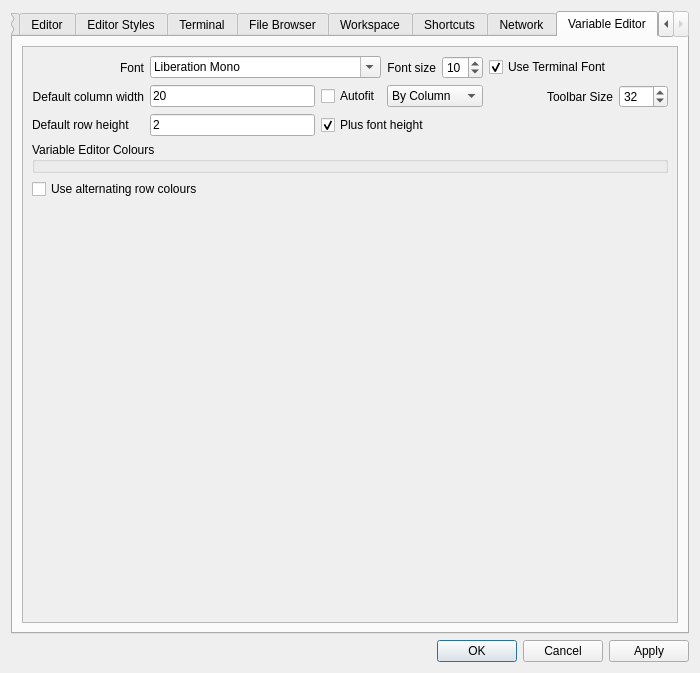
Old version of the form libgui/src/settings-dialog.ui in the repository ctaggart/octave.
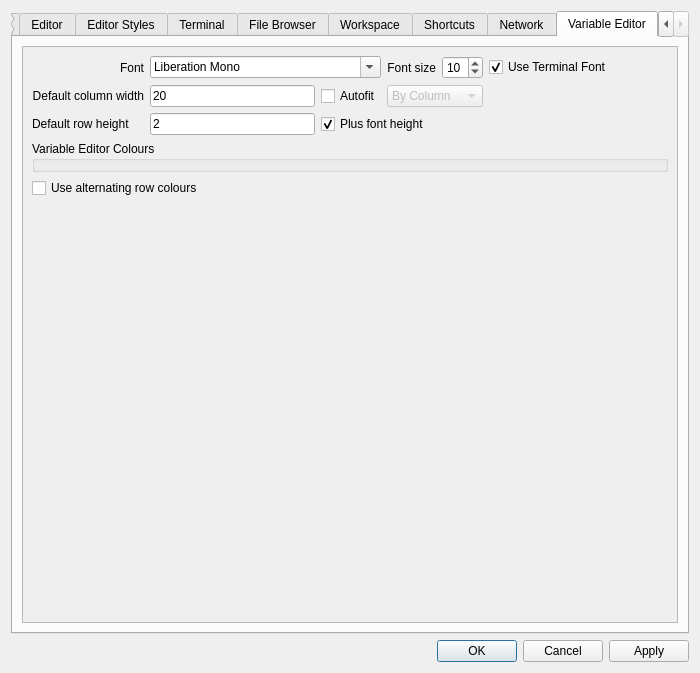
New version of the form. The open tabs and pages were chosen to show the change.

Commit message:
remove obsolete settings for toolbar size in the variable editor
* settings-dialog.cc (settings_dialog, write_changed_settings): remove reading
  and writing the settings for the var. editors toolbar size

* settings-dialog.ui: remove the spin box for the toolbar size, disable
  auto fit combo box when auto fit is disabled

* variable-editor.cc (notice_settings): do not use toolbar size

Patch:
```diff
--- a/libgui/src/settings-dialog.ui
+++ b/libgui/src/settings-dialog.ui
@@ -2672,8 +2672,8 @@
            <rect>
             <x>0</x>
             <y>0</y>
-            <width>678</width>
-            <height>384</height>
+            <width>658</width>
+            <height>573</height>
            </rect>
           </property>
           <layout class="QVBoxLayout" name="verticalLayout_vesc_manual">
@@ -2798,6 +2798,9 @@
                </item>
                <item row="1" column="3" colspan="2">
                 <widget class="QComboBox" name="varedit_autofitType">
+                 <property name="enabled">
+                  <bool>false</bool>
+                 </property>
                  <property name="currentIndex">
                   <number>0</number>
                  </property>
@@ -2813,31 +2816,18 @@
                  </item>
                 </widget>
                </item>
-               <item row="1" column="5">
-                <widget class="QLabel" name="label_28">
-                 <property name="text">
-                  <string>Toolbar Size</string>
+               <item row="2" column="6">
+                <spacer name="horizontalSpacer_18">
+                 <property name="orientation">
+                  <enum>Qt::Horizontal</enum>
                  </property>
-                 <property name="alignment">
-                  <set>Qt::AlignRight|Qt::AlignTrailing|Qt::AlignVCenter</set>
+                 <property name="sizeHint" stdset="0">
+                  <size>
+                   <width>40</width>
+                   <height>20</height>
+                  </size>
                  </property>
-                </widget>
-               </item>
-               <item row="1" column="6">
-                <widget class="QSpinBox" name="varedit_toolbarSize">
-                 <property name="minimum">
-                  <number>8</number>
-                 </property>
-                 <property name="maximum">
-                  <number>64</number>
-                 </property>
-                 <property name="singleStep">
-                  <number>8</number>
-                 </property>
-                 <property name="value">
-                  <number>32</number>
-                 </property>
-                </widget>
+                </spacer>
                </item>
               </layout>
              </item>
```
Left out of the diff: 31 changed lines with no effect on the pictures. The commit also changes 2 other files.
